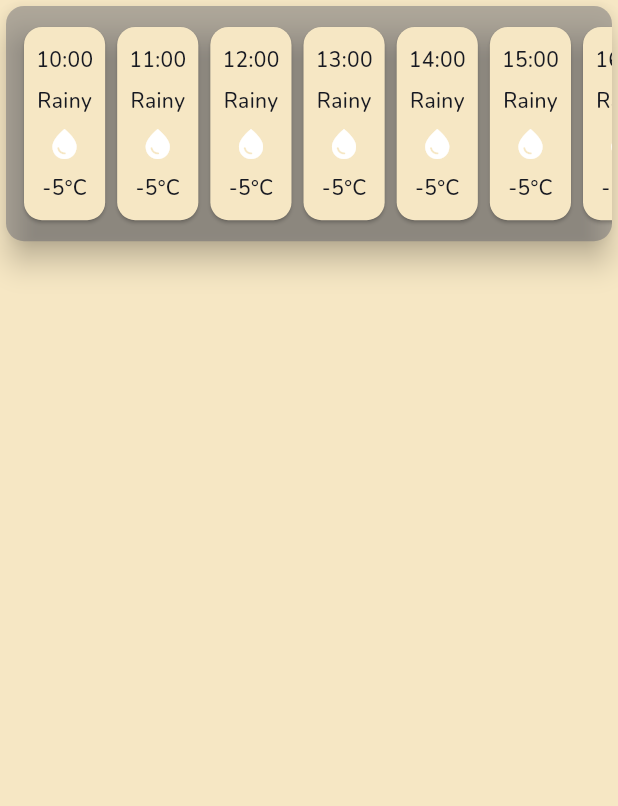
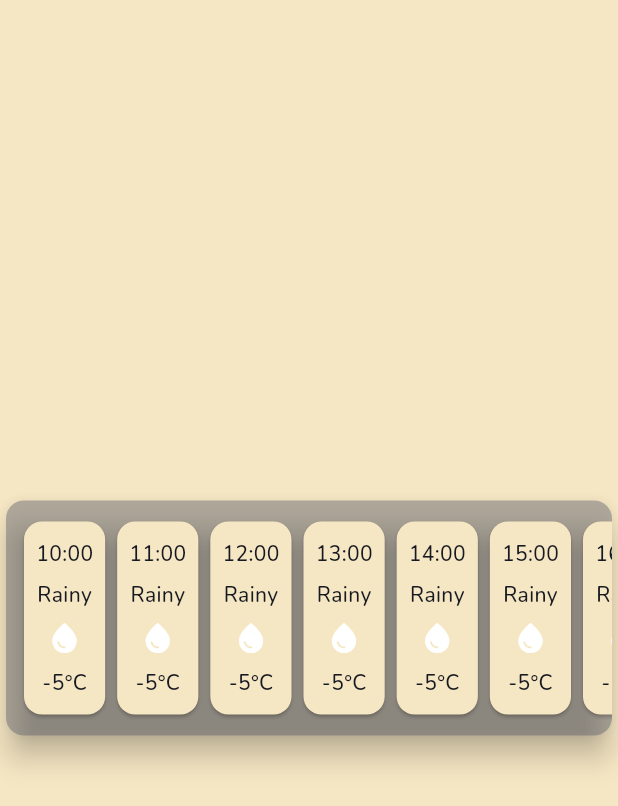
Before and after one commit to johnkimhyuntae/astral, a Flutter app: the TimeWeatherInfoCard widget shown alone on an empty page, opened directly, on a phone screen of 412 x 824 dp. Shown: the top 806 px of the screen. Run offline on Flutter 3.47's test engine with Material 3 defaults, Android fonts, the phone set to English and light mode, and no system bars; our stand-ins replace image_picker; missing offline and left inert: reorderable_staggered_scroll_view; network calls fail.

Commit message:
Too much pain for a line

```diff
--- a/lib/main.dart
+++ b/lib/main.dart
@@ -1,10 +1,20 @@
 import 'package:flutter/material.dart';
+import 'package:flutter/gestures.dart';
 import 'package:provider/provider.dart';
 import 'main_page.dart';
 import 'astral_state.dart';
 
 void main() {
   runApp(const AstralApp());
+}
+
+class MouseTouchScrollBehavior extends MaterialScrollBehavior {
+  // Override behavior methods and getters like dragDevices
+  @override
+  Set<PointerDeviceKind> get dragDevices => {
+        PointerDeviceKind.touch,
+        PointerDeviceKind.mouse,
+      };
 }
 
 class AstralApp extends StatelessWidget {
@@ -16,13 +26,15 @@ class AstralApp extends StatelessWidget {
     const foreground = Color.fromRGBO(246, 231, 196, 1.0);
     const background = Color.fromRGBO(36, 38, 56, 1.0);
     const astralAccent = Color.fromRGBO(79, 52, 85, 1.0);
-    const basicallyBlack = Color.fromRGBO(23, 25, 33, 1.0); //black but a bit bluer, to fit with navy
+    const basicallyBlack = Color.fromRGBO(
+        23, 25, 33, 1.0); //black but a bit bluer, to fit with navy
     const ohNoRed = Color.fromRGBO(187, 21, 18, 1.0);
 
     return ChangeNotifierProvider(
       create: (context) => AstralState(),
       child: MaterialApp(
         title: 'Astral',
+        scrollBehavior: MouseTouchScrollBehavior(),
         theme: ThemeData(
           fontFamily: 'Nunito',
           textTheme: const TextTheme(
--- a/lib/time_weather_info_card.dart
+++ b/lib/time_weather_info_card.dart
@@ -1,5 +1,4 @@
 import 'package:flutter/material.dart';
-import 'package:flutter/widgets.dart';
 
 class TimeWeatherInfoCard extends StatefulWidget {
   const TimeWeatherInfoCard({super.key});
@@ -11,7 +10,10 @@ class TimeWeatherInfoCard extends StatefulWidget {
 class _TimeWeatherInfoCardState extends State<TimeWeatherInfoCard> {
   @override
   Widget build(BuildContext context) {
-    return SizedBox(
+    return Column(
+      children: [
+        const Spacer(),
+        SizedBox(
           height: MediaQuery.of(context).size.height * 0.2,
           child: Card(
               color: const Color.fromRGBO(82, 85, 102, 1.0).withOpacity(0.4),
@@ -25,6 +27,9 @@ class _TimeWeatherInfoCardState extends State<TimeWeatherInfoCard> {
                 ],
               ),
           ),
+        ),
+        const Spacer(),
+      ],
     );
   }
 }
--- a/lib/weather_info_card.dart
+++ b/lib/weather_info_card.dart
@@ -1,4 +1,3 @@
-import 'package:astral/weather_info_type.dart';
 import 'package:flutter/material.dart';
 import 'package:provider/provider.dart';
 
@@ -25,7 +24,7 @@ class WeatherInfoCard extends StatelessWidget {
                 return WeatherInfoExpandedPage(
                 activated: WeatherInfoCardExpanded(
                   title: appState.statIdTitleMap[wType]!,
-                  value: appState.statIdValueMapHourly[wType]![0][0], //[DAY][HOUR]
+                  value: appState.statIdValueMapHourly[wType]![appState.currentDayIndex][0], //[DAY][HOUR]
                   ),
                 );
               },
@@ -48,7 +47,6 @@ class WeatherInfoCard extends StatelessWidget {
                   ),
                 ),
               ),
-              // const SizedBox(height: 30),
               const Spacer(),
               Text(
                 appState.statIdValueMapDailyAverage[wType]![appState.currentDayIndex],
```
Also changed, not shown: lib/day_page.dart (+5 -3 lines), 1 other file. Lines whose indentation alone changed are shown as unchanged.
